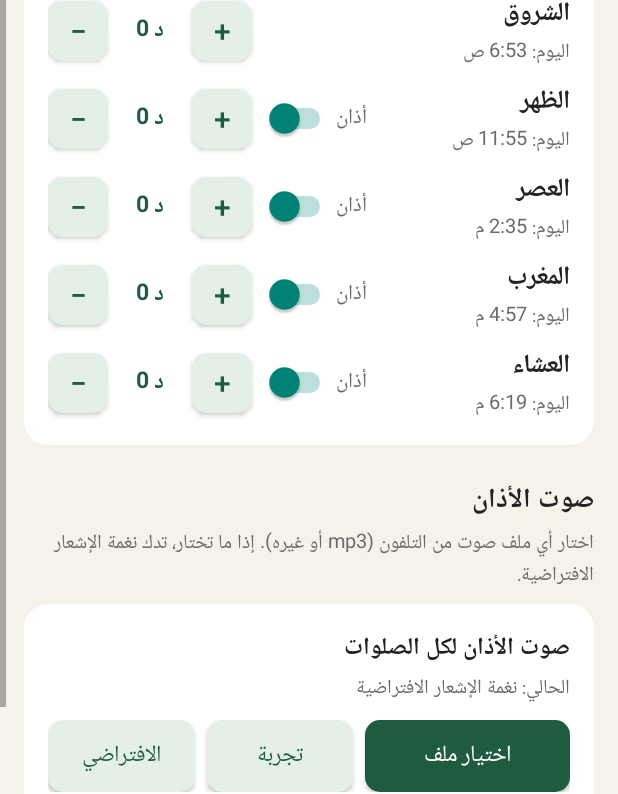
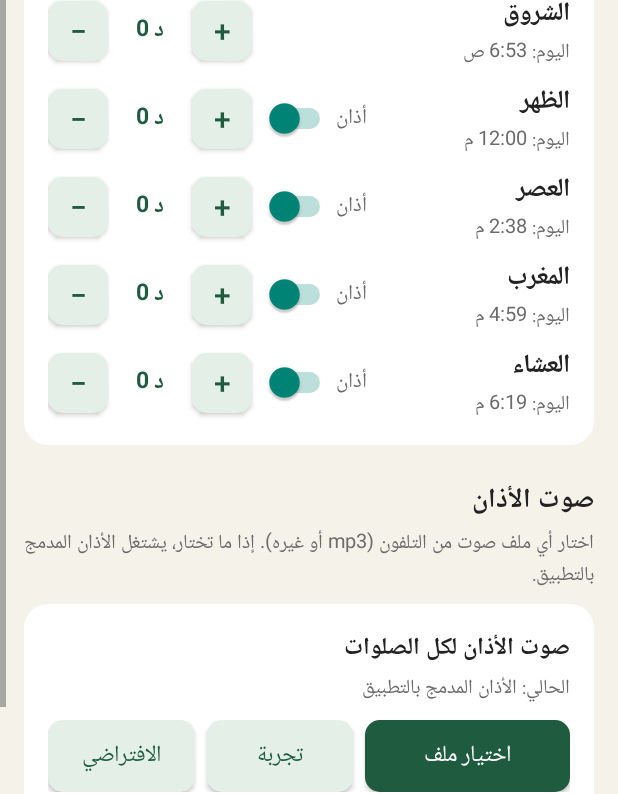
Before and after one commit to dwzr6kgm5k-coder/mosul-adhan, an Android app: the SettingsActivity screen opened directly, with no data from a screen before it, on a phone screen of 412 x 824 dp. Shown: the part 332-1126 px from the top of the screen. Run offline under Robolectric (Android 15) with nearby library versions, the phone set to English and light mode, and no system bars.

Commit message:
النسخة 1.1: نفس أوقات صفحة الفيسبوك وأذان مدمج
- الظهر +5، العصر +3، المغرب +2 حتى تطابق صفحة مواقيت الصلاة لمدينة الموصل
- صوت أذان مدمج بالتطبيق يشتغل إذا ما مختار صوت
- إذا فشل الصوت، نغمة المنبه بدل نغمة الإشعار

Co-Authored-By: Claude Opus 5.5 <noreply@anthropic.com>
Claude-Session: https://claude.ai/code/session_01DTqnimjNjfpktkAUokcbNf

```diff
--- a/app/build.gradle
+++ b/app/build.gradle
@@ -10,8 +10,8 @@ android {
         applicationId "com.mosul.adhan"
         minSdk 26
         targetSdk 34
-        versionCode 1
-        versionName "1.0"
+        versionCode 2
+        versionName "1.1"
     }
 
     signingConfigs {
--- a/app/src/main/AndroidManifest.xml
+++ b/app/src/main/AndroidManifest.xml
@@ -1,8 +1,8 @@
 <?xml version="1.0" encoding="utf-8"?>
 <manifest xmlns:android="http://schemas.android.com/apk/res/android"
     package="com.mosul.adhan"
-    android:versionCode="1"
-    android:versionName="1.0">
+    android:versionCode="2"
+    android:versionName="1.1">
 
     <uses-sdk android:minSdkVersion="26" android:targetSdkVersion="34" />
 
--- a/app/src/main/java/com/mosul/adhan/PrayerTimes.java
+++ b/app/src/main/java/com/mosul/adhan/PrayerTimes.java
@@ -22,6 +22,10 @@ public final class PrayerTimes {
     public static final double ISHA_ANGLE = 17;
     public static final double ASR_SHADOW = 1;        // 1 = شافعي، 2 = حنفي
 
+    // دقائق تضيفها صفحة "مواقيت الصلاة لمدينة الموصل" فوك الحساب الفلكي، حتى تطلع أوقاتنا نفس أوقات الصفحة بالضبط.
+    // الترتيب: الفجر، الشروق، الظهر، العصر، المغرب، العشاء. (طوبقت مع جدول الصفحة ليوم 27 تشرين الثاني 2026)
+    public static final int[] PAGE_OFFSETS = {0, 0, 5, 3, 2, 0};
+
     // ===== ترتيب الأوقات =====
     public static final int FAJR = 0, SUNRISE = 1, DHUHR = 2, ASR = 3, MAGHRIB = 4, ISHA = 5;
     public static final int COUNT = 6;
@@ -36,7 +40,7 @@ public final class PrayerTimes {
     private PrayerTimes() {}
 
     /**
-     * يرجّع الأوقات الستة بالدقائق من منتصف الليل (بتوقيت العراق)، مقرّبة لأقرب دقيقة، بدون فروقات المستخدم.
+     * يرجّع الأوقات الستة بالدقائق من منتصف الليل (بتوقيت العراق)، مقرّبة لأقرب دقيقة، مع فروقات الصفحة (PAGE_OFFSETS) وبدون فروقات المستخدم.
      */
     public static int[] computeMinutes(int year, int month, int day) {
         double jd = julianDate(year, month, day) - LONGITUDE / (15.0 * 24.0);
@@ -57,7 +61,7 @@ public final class PrayerTimes {
         int[] out = new int[COUNT];
         for (int i = 0; i < COUNT; i++) {
             double local = t[i] + TIMEZONE_HOURS - LONGITUDE / 15.0;
-            out[i] = (int) Math.round(local * 60.0);
+            out[i] = (int) Math.round(local * 60.0) + PAGE_OFFSETS[i];
         }
         return out;
     }
--- a/app/src/main/java/com/mosul/adhan/SettingsActivity.java
+++ b/app/src/main/java/com/mosul/adhan/SettingsActivity.java
@@ -61,7 +61,7 @@ public class SettingsActivity extends Activity {
         content.addView(card, Ui.matchWrap(this, 8));
 
         // ===== الأصوات =====
-        section("صوت الأذان", "اختار أي ملف صوت من التلفون (mp3 أو غيره). إذا ما تختار، تدك نغمة الإشعار الافتراضية.");
+        section("صوت الأذان", "اختار أي ملف صوت من التلفون (mp3 أو غيره). إذا ما تختار، يشتغل الأذان المدمج بالتطبيق.");
         LinearLayout sounds = Ui.card(this);
         sounds.addView(soundBlock(false));
         View div = new View(this);
@@ -158,7 +158,7 @@ public class SettingsActivity extends Activity {
         String name = prefs.getSoundName(fajr);
         String current;
         if (prefs.getSound(fajr) == null) {
-            current = fajr ? "نفس صوت باقي الصلوات" : "نغمة الإشعار الافتراضية";
+            current = fajr ? "نفس صوت باقي الصلوات" : "الأذان المدمج بالتطبيق";
         } else {
             current = name != null ? name : "ملف مختار";
         }
```
Also changed, not shown: app/src/main/java/com/mosul/adhan/AdhanService.java (+13 -2 lines), 3 other files.
